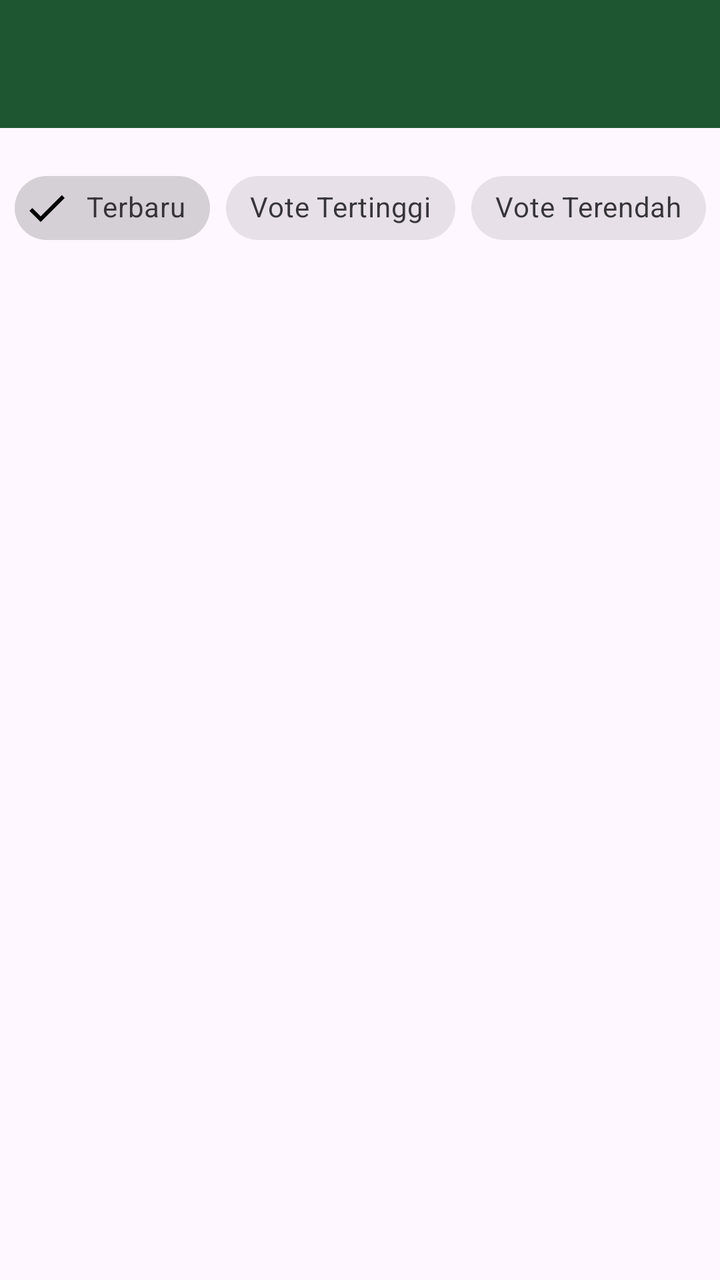
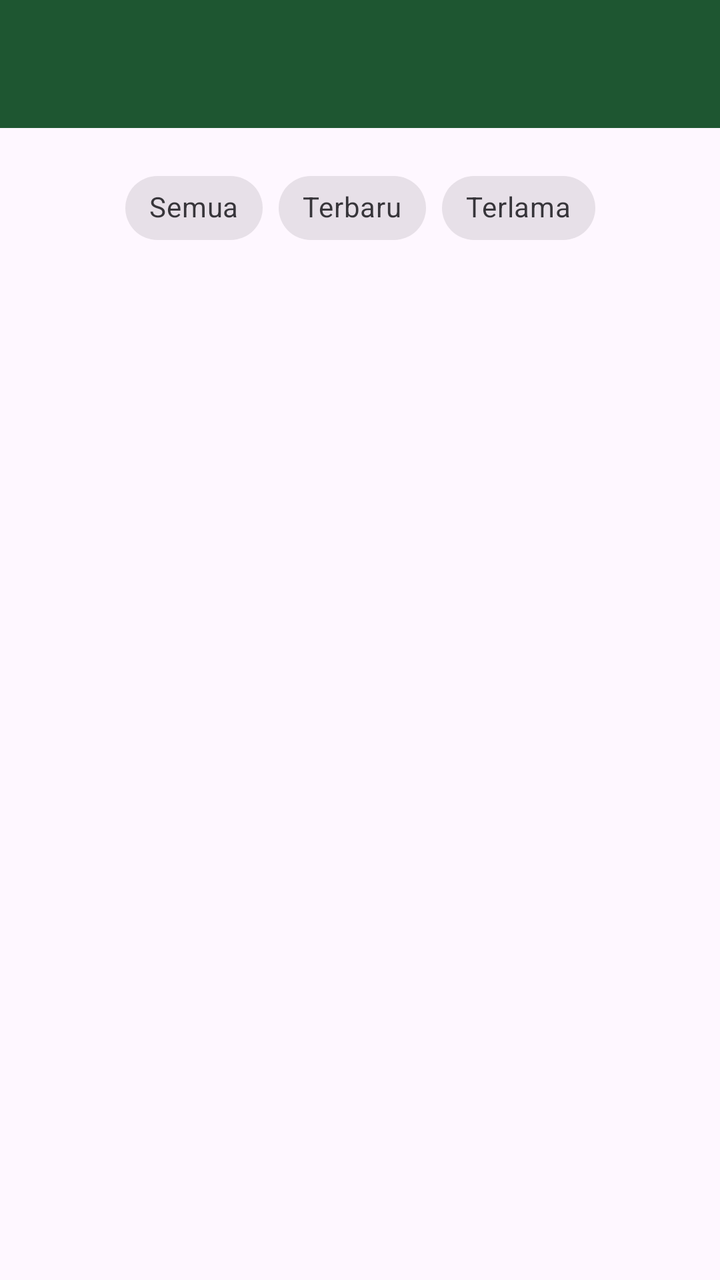

An Android layout rendered at two revisions. The XML below is the earlier revision; the diff shows what the commit changed to produce the second picture.
<!-- AndroidManifest.xml: application theme Theme.Abil -->
<!-- res/layout/fragment_informasi.xml -->
<?xml version="1.0" encoding="utf-8"?>
<androidx.constraintlayout.widget.ConstraintLayout xmlns:android="http://schemas.android.com/apk/res/android"
    xmlns:app="http://schemas.android.com/apk/res-auto"
    xmlns:tools="http://schemas.android.com/tools"
    android:id="@+id/coordinatorLayout"
    android:layout_width="match_parent"
    android:layout_height="match_parent"
    tools:context=".Informasi.InformasiFragment">


    <androidx.appcompat.widget.Toolbar
        android:id="@+id/toolbar"
        android:layout_width="0dp"
        android:layout_height="wrap_content"
        android:background="@color/heritageGreen"
        app:layout_constraintEnd_toEndOf="parent"
        app:layout_constraintStart_toStartOf="parent"
        app:layout_constraintTop_toTopOf="parent"
        app:layout_scrollFlags="scroll|enterAlways"
        app:subtitleTextColor="@color/slateDark"
        app:titleTextColor="@android:color/white" />


    <com.google.android.material.chip.ChipGroup
        android:id="@+id/chipGroupFilter"
        android:layout_width="wrap_content"
        android:layout_height="wrap_content"
        android:layout_marginTop="16dp"
        app:layout_constraintEnd_toEndOf="parent"
        app:layout_constraintStart_toStartOf="parent"
        app:layout_constraintTop_toBottomOf="@id/toolbar"
        app:singleSelection="true">

        <com.google.android.material.chip.Chip
            android:id="@+id/chipTerbaru"
            style="@style/Widget.MaterialComponents.Chip.Filter"
            android:layout_width="wrap_content"
            android:layout_height="wrap_content"
            android:checked="true"
            android:text="Terbaru" />

        <com.google.android.material.chip.Chip
            android:id="@+id/chipPenting"
            style="@style/Widget.MaterialComponents.Chip.Filter"
            android:layout_width="wrap_content"
            android:layout_height="wrap_content"
            android:text="Vote Tertinggi" />

        <com.google.android.material.chip.Chip
            android:id="@+id/chipBelumDibaca"
            style="@style/Widget.MaterialComponents.Chip.Filter"
            android:layout_width="wrap_content"
            android:layout_height="wrap_content"
            android:text="Vote Terendah" />
    </com.google.android.material.chip.ChipGroup>

    <ListView
        android:id="@+id/listViewItems"
        android:layout_width="wrap_content"
        android:layout_height="wrap_content"
        android:layout_marginTop="80dp"
        app:layout_behavior="@string/appbar_scrolling_view_behavior"
        app:layout_constraintStart_toStartOf="@+id/toolbar"
        app:layout_constraintTop_toBottomOf="@+id/toolbar" />

</androidx.constraintlayout.widget.ConstraintLayout>
<!-- resources referenced by this layout -->
<resources>
  <color name="heritageGreen">#1E5631</color>
  <color name="slateDark">#2B2D42</color>
  <style name="Theme.Abil" parent="Base.Theme.Abil" />
  <style name="Base.Theme.Abil" parent="Theme.Material3.DayNight.NoActionBar">
          
          
      </style>
</resources>

<!-- the commit's change to res/layout/fragment_informasi.xml (unified diff, before → after) -->
@@ -29,29 +29,32 @@
         app:layout_constraintEnd_toEndOf="parent"
         app:layout_constraintStart_toStartOf="parent"
         app:layout_constraintTop_toBottomOf="@id/toolbar"
+        app:selectionRequired="true"
         app:singleSelection="true">
+
+        <com.google.android.material.chip.Chip
+            android:id="@+id/chipSemua"
+            style="@style/Widget.MaterialComponents.Chip.Filter"
+            android:layout_width="wrap_content"
+            android:layout_height="wrap_content"
+            android:checkable="true"
+            android:text="Semua" />
 
         <com.google.android.material.chip.Chip
             android:id="@+id/chipTerbaru"
             style="@style/Widget.MaterialComponents.Chip.Filter"
             android:layout_width="wrap_content"
             android:layout_height="wrap_content"
-            android:checked="true"
+            android:checkable="true"
             android:text="Terbaru" />
 
         <com.google.android.material.chip.Chip
-            android:id="@+id/chipPenting"
+            android:id="@+id/chipTerlama"
             style="@style/Widget.MaterialComponents.Chip.Filter"
             android:layout_width="wrap_content"
             android:layout_height="wrap_content"
-            android:text="Vote Tertinggi" />
-
-        <com.google.android.material.chip.Chip
-            android:id="@+id/chipBelumDibaca"
-            style="@style/Widget.MaterialComponents.Chip.Filter"
-            android:layout_width="wrap_content"
-            android:layout_height="wrap_content"
-            android:text="Vote Terendah" />
+            android:checkable="true"
+            android:text="Terlama" />
     </com.google.android.material.chip.ChipGroup>
 
     <ListView
